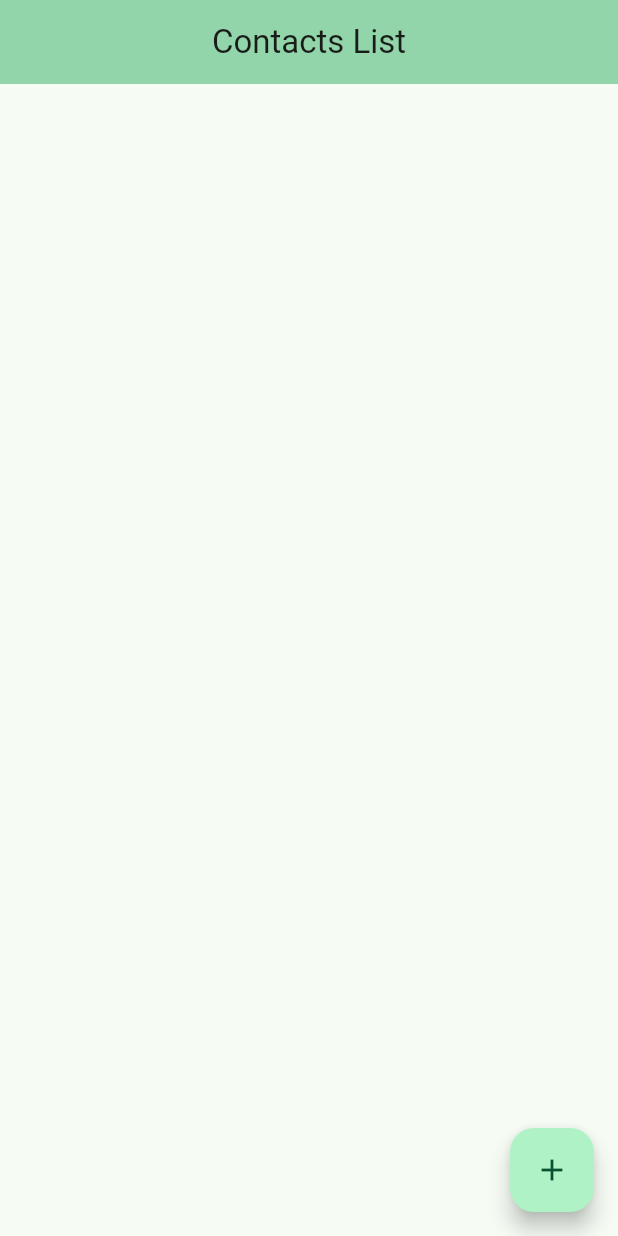
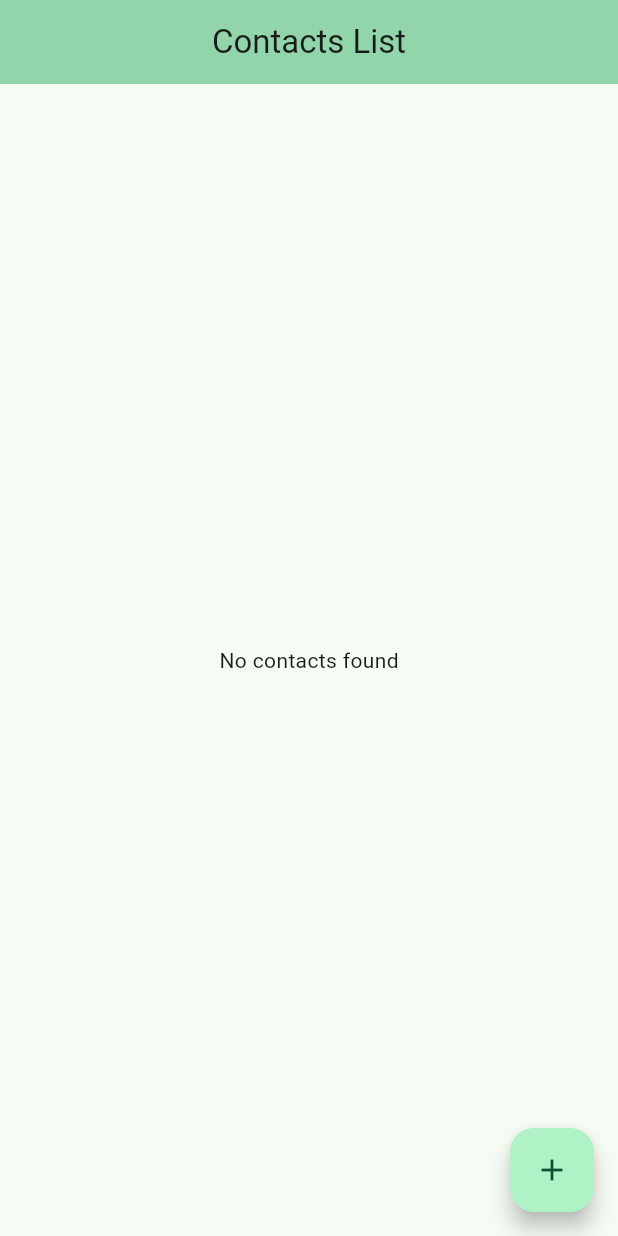
Before and after one commit to jvcss/statemanager, a Flutter app: the screen it shows after launch, on a phone screen of 412 x 824 dp. Run offline on Flutter 3.47's test engine with Material 3 defaults, Android fonts, the phone set to English and light mode, and no system bars.

```diff
--- a/lib/main.dart
+++ b/lib/main.dart
@@ -41,6 +41,11 @@ class ContacstPage extends StatelessWidget {
         valueListenable: ContactBook(),
         builder: (context, value, child) {
           final List<Contact> actualListContant = value;
+          if (actualListContant.isEmpty) {
+            return const Center(
+              child: Text('No contacts found'),
+            );
+          }
           return ListView.builder(
             itemCount: actualListContant.length,
             itemBuilder: (BuildContext context, int index) {
```
Also changed, not shown: 1 other file.
